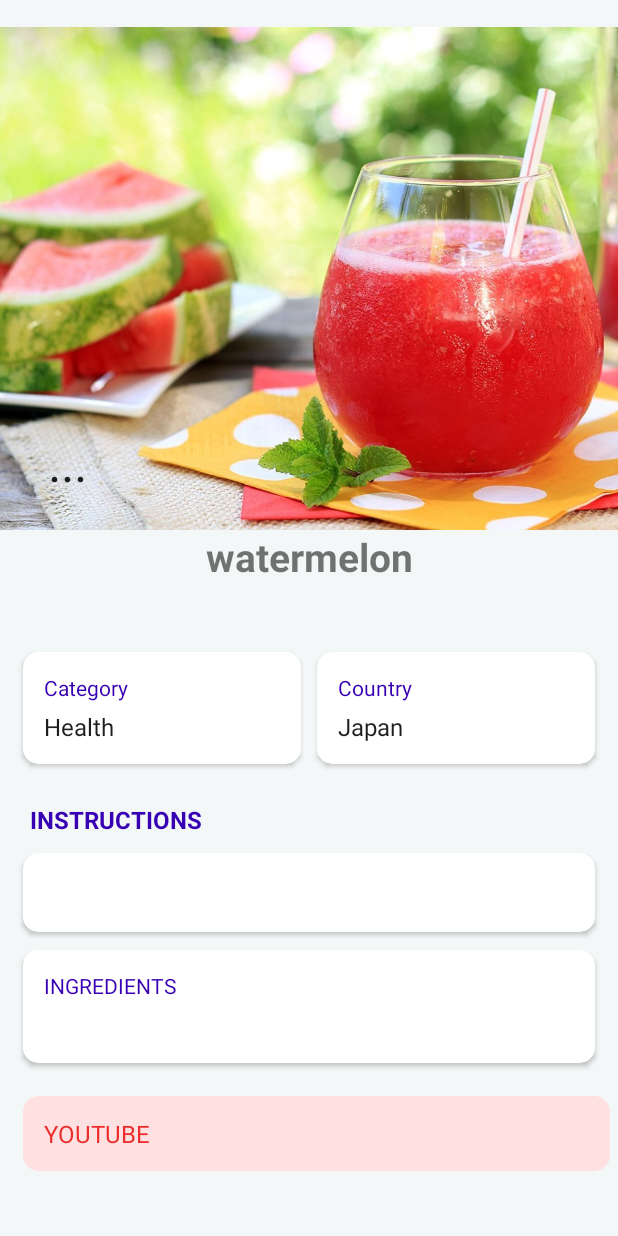
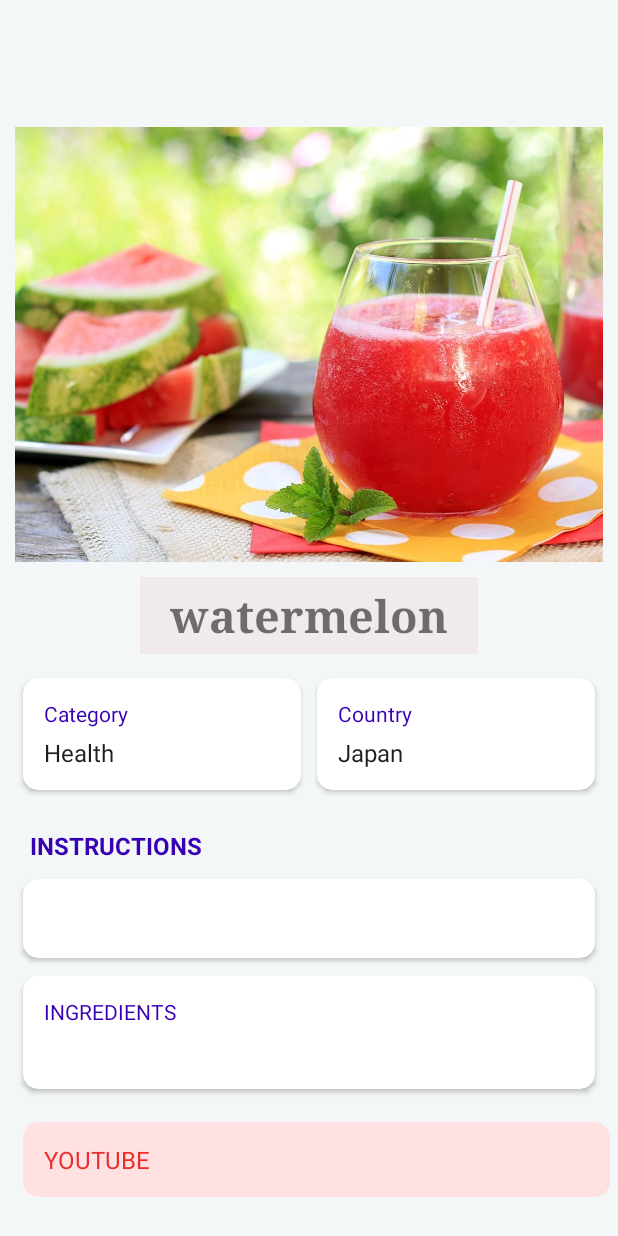
Before and after one commit to MiaoOAO/MobileAppFinalProject, an Android app: the juicePage screen opened directly, with no data from a screen before it, after a tap on "watermelon", on a phone screen of 412 x 824 dp. Run offline under Robolectric (Android 15) with nearby library versions, the phone set to English and light mode, and no system bars.

Commit message:
juice data keyin

```diff
--- a/app/src/main/java/com/ebookfrenzy/finalproject1/juicePage.java
+++ b/app/src/main/java/com/ebookfrenzy/finalproject1/juicePage.java
@@ -43,7 +43,7 @@ public class juicePage extends AppCompatActivity{
         setContentView(R.layout.activity_juice_page);
 
         juiceItems = new ArrayList<>();
-        juiceItems.add(new juiceItem(R.drawable.apple, "apple", "0", "0","Health","Malaysia","1.  " +
+        juiceItems.add(new juiceItem(R.drawable.apple, "Apple Juice", "0", "0","Health","Malaysia","1.  " +
                 "Start by washing and then coring the apple to remove seeds. Cut the apples into slices. There is no need to peel the apples.\n\n" +
                 "2.  " +
                 "Add the apples to the pot and add enough water to just cover them. Too much water and you’ll have pretty diluted juice. This juice may come out a bit strong, but it’s a lot easier to dilute the juice with extra water rather than trying to make the flavor stronger.\n\n" +
@@ -54,6 +54,8 @@ public class juicePage extends AppCompatActivity{
                 "Sugar (optional)","5 pieces \n30g \n50g"));
         juiceItems.add(new juiceItem(R.drawable.watermelon, "watermelon", "1", "0","Health","Japan","","",""));
         juiceItems.add(new juiceItem(R.drawable.carrot, "carrot", "2", "0","Health","Taiwan","","",""));
+
+        juiceItems.add(new juiceItem(R.drawable.carrot, "KALE JUICE", "2", "0","Health","Taiwan","","",""));
 
         /*
         coffeeItems = new ArrayList<>();
--- a/app/src/main/res/layout/activity_juice_content.xml
+++ b/app/src/main/res/layout/activity_juice_content.xml
@@ -7,62 +7,8 @@
     android:background="@color/colorBackground"
     tools:context=".juiceContent">
 
-    <com.google.android.material.appbar.AppBarLayout
-        android:id="@+id/appbar"
-        android:layout_width="0dp"
-        android:layout_height="0dp"
-        android:layout_marginBottom="47dp"
-        android:fitsSystemWindows="true"
-        android:theme="@style/AppBarLayoutTheme"
-        app:layout_constraintBottom_toTopOf="@+id/nestedScrollView"
-        app:layout_constraintEnd_toEndOf="parent"
-        app:layout_constraintStart_toStartOf="parent"
-        app:layout_constraintTop_toTopOf="parent">
-
-        <com.google.android.material.appbar.CollapsingToolbarLayout
-            android:id="@+id/collapsing_toolbar"
-            android:layout_width="match_parent"
-            android:layout_height="match_parent"
-            app:layout_scrollFlags="scroll|exitUntilCollapsed"
-            app:title="@string/dot_loading">
-
-            <ImageView
-                android:id="@+id/juice_content_image"
-                android:layout_width="match_parent"
-                android:layout_height="match_parent"
-                android:fitsSystemWindows="true"
-                android:scaleType="centerCrop"
-                app:layout_collapseMode="parallax" />
 
 
-            <ImageView
-                android:layout_width="match_parent"
-                android:layout_height="match_parent"
-                android:src="@drawable/shadow_bottom_to_top" />
-
-            <androidx.appcompat.widget.Toolbar
-                android:id="@+id/toolbar"
-                android:layout_width="match_parent"
-                android:layout_height="?attr/actionBarSize"
-                app:layout_collapseMode="pin"
-                app:popupTheme="@style/ThemeOverlay.AppCompat.Light" />
-
-        </com.google.android.material.appbar.CollapsingToolbarLayout>
-    </com.google.android.material.appbar.AppBarLayout>
-
-
-    <TextView
-        android:id="@+id/juice_content_name"
-        android:layout_width="wrap_content"
-        android:layout_height="wrap_content"
-        android:layout_marginBottom="435dp"
-        android:text="TextView"
-        android:textSize="26sp"
-        android:textStyle="bold"
-        app:layout_constraintBottom_toBottomOf="parent"
-        app:layout_constraintEnd_toEndOf="parent"
-        app:layout_constraintStart_toStartOf="parent"
-        app:layout_constraintTop_toBottomOf="@+id/appbar" />
 
     <androidx.core.widget.NestedScrollView
         android:id="@+id/nestedScrollView"
@@ -73,21 +19,51 @@
         app:layout_behavior="@string/appbar_scrolling_view_behavior"
         app:layout_constraintBottom_toBottomOf="parent"
         app:layout_constraintEnd_toEndOf="parent"
-        app:layout_constraintStart_toStartOf="parent"
-        app:layout_constraintTop_toBottomOf="@+id/appbar">
+        app:layout_constraintStart_toStartOf="parent">
 
         <LinearLayout
             android:layout_width="match_parent"
             android:layout_height="wrap_content"
+            android:layout_marginTop="10dp"
             android:orientation="vertical">
 
-           <!-- <ProgressBar
-                android:id="@+id/progressBar"
-                style="@style/Base.Widget.AppCompat.ProgressBar.Horizontal"
+            <LinearLayout
                 android:layout_width="match_parent"
-                android:layout_height="wrap_content"
-                android:layout_marginTop="-7dp"
-                android:indeterminate="true" />-->
+                android:layout_height="300dp"
+                android:orientation="horizontal"
+                android:paddingLeft="10dp"
+                android:paddingTop="10dp"
+                android:paddingRight="10dp">
+
+                <ImageView
+                    android:id="@+id/juice_content_image"
+                    android:layout_width="match_parent"
+                    android:layout_height="match_parent"
+                    android:fitsSystemWindows="true"
+                    android:scaleType="centerCrop"
+                    app:layout_collapseMode="parallax" />
+
+            </LinearLayout>
+
+            <TextView
+                android:id="@+id/juice_content_name"
+                android:layout_width="wrap_content"
+                android:layout_height="match_parent"
+                android:layout_gravity="center"
+                android:layout_marginTop="10dp"
+                android:background="#F1EAEA"
+                android:fontFamily="serif"
+                android:paddingLeft="20dp"
+                android:paddingTop="5dp"
+                android:paddingRight="20dp"
+                android:paddingBottom="5dp"
+                android:text="@string/textview"
+                android:textSize="30sp"
+                android:textStyle="bold"
+                app:layout_constraintBottom_toBottomOf="parent"
+                app:layout_constraintEnd_toEndOf="parent"
+                app:layout_constraintStart_toStartOf="parent"
+                app:layout_constraintTop_toBottomOf="@+id/appbar" />
 
             <LinearLayout
                 android:layout_width="match_parent"
@@ -173,9 +149,9 @@
             <TextView
                 android:layout_width="match_parent"
                 android:layout_height="wrap_content"
-                android:layout_marginLeft="20dp"
+                android:layout_marginStart="20dp"
                 android:layout_marginTop="20dp"
-                android:layout_marginRight="16dp"
+                android:layout_marginEnd="16dp"
                 android:layout_marginBottom="5dp"
                 android:drawablePadding="10dp"
                 android:gravity="center_vertical"
@@ -233,6 +209,7 @@
                         android:layout_width="match_parent"
                         android:layout_height="wrap_content"
                         android:layout_marginBottom="20dp"
+                        android:baselineAligned="false"
                         android:orientation="horizontal">
 
                         <LinearLayout
@@ -278,29 +255,30 @@
                 android:orientation="horizontal">
 
                 <androidx.cardview.widget.CardView
+                    android:layout_width="0dp"
+                    android:layout_height="wrap_content"
+                    android:layout_marginStart="10dp"
                     android:layout_weight="1"
-                    app:cardUseCompatPadding="true"
                     app:cardBackgroundColor="#FFE1E1"
+                    app:cardCornerRadius="10dp"
                     app:cardElevation="0dp"
-                    app:cardCornerRadius="10dp"
-                    android:layout_width="match_parent"
-                    android:layout_height="wrap_content"
-                    android:layout_marginLeft="10dp">
+                    app:cardUseCompatPadding="true">
+
                     <TextView
-                        android:background="?attr/selectableItemBackground"
-                        android:clickable="true"
-                        android:focusable="true"
                         android:id="@+id/youtube"
                         android:layout_width="match_parent"
                         android:layout_height="wrap_content"
+                        android:background="?attr/selectableItemBackground"
+                        android:clickable="true"
+                        android:drawablePadding="10dp"
+                        android:focusable="true"
+                        android:gravity="center_vertical"
+                        android:padding="14dp"
                         android:text="@string/youtube"
-                        android:padding="14dp"
-                        android:textSize="16sp"
                         android:textColor="#EC2D2D"
-                        android:gravity="center_vertical"
-                        android:drawablePadding="10dp"  />
-                        //android:drawableLeft="@drawable/ic_play"
-                        //android:drawableStart="@drawable/ic_play" */
+                        android:textSize="16sp" />
+                    //android:drawableLeft="@drawable/ic_play"
+                    //android:drawableStart="@drawable/ic_play" */
 
                 </androidx.cardview.widget.CardView>
             </LinearLayout>
--- a/app/src/main/res/values/strings.xml
+++ b/app/src/main/res/values/strings.xml
@@ -53,4 +53,5 @@
     <string name="videos_you_might_like">Videos You Might Like...</string>
     <string name="home_cooking_lifestyle_healthy_apple_juice">Home Cooking Lifestyle | Healthy Apple Juice</string>
     <string name="enhance_recipe_tea_recipe_with_coffee">ENHANCE RECIPE | Tea recipe with coffee</string>
+    <string name="textview">TextView</string>
 </resources>
```
